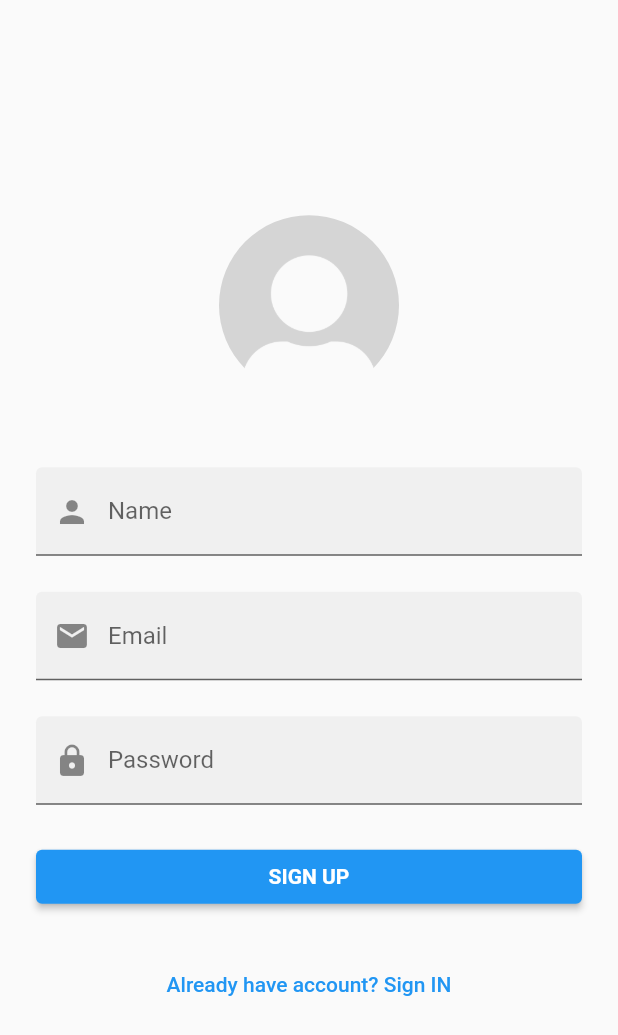
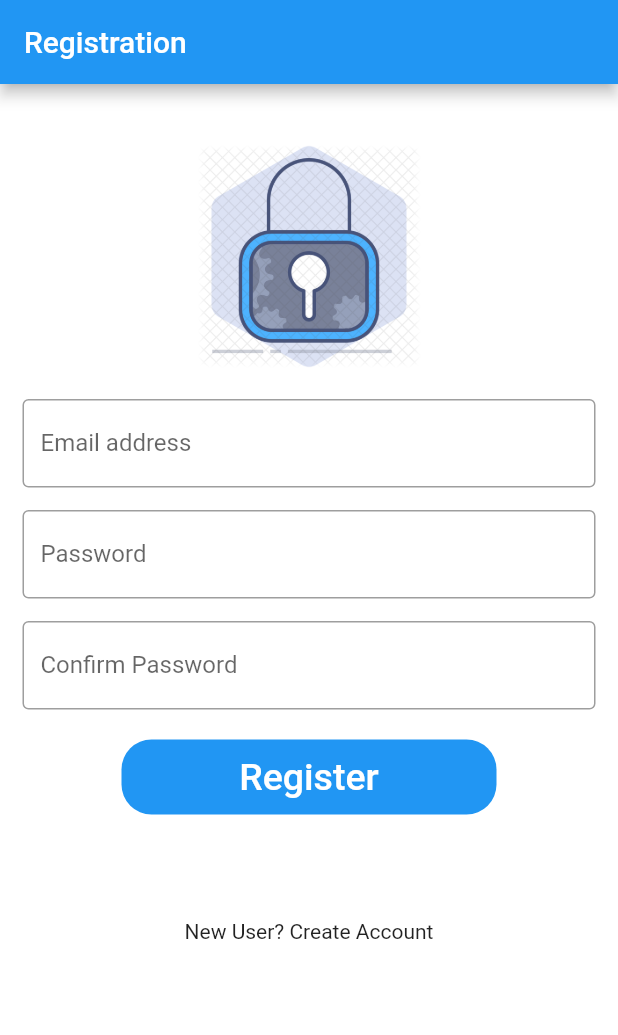
Before and after one commit to tanvir-ahmod/Project-Tracker, a Flutter app: the SignUpUI screen opened directly, on a phone screen of 412 x 824 dp. Shown: the top 1035 px of the screen. Run offline on Flutter 3.47's test engine with Material 2 defaults, Android fonts, the phone set to English and light mode, and no system bars; our stand-ins replace get, sqflite; accounts and stored records are empty.

Commit message:
Integrate registration API

```diff
--- a/lib/controller/auth_controller.dart
+++ b/lib/controller/auth_controller.dart
@@ -1,6 +1,8 @@
 import 'package:flutterapp/data/model/request/login_request.dart';
+import 'package:flutterapp/data/model/request/registration_request.dart';
 import 'package:flutterapp/data/repositories/auth/auth_repository.dart';
 import 'package:flutterapp/data/repositories/auth/auth_repository_impl.dart';
+import 'package:flutterapp/helpers/Constants.dart';
 import 'package:get/get.dart';
 
 class AuthController extends GetxController {
@@ -17,4 +19,15 @@ class AuthController extends GetxController {
 
     return loginResponse.token.isNotEmpty;
   }
+
+  Future<bool> register(String email, String password, String confirmPassword) async {
+    isLoading.value = true;
+    var loginResponse = await authRepository
+        .register(RegistrationRequest(email: email, password: password, confirmPassword: confirmPassword));
+    isLoading.value = false;
+    Get.snackbar("Authentication", loginResponse.responseMessage,
+        snackPosition: SnackPosition.BOTTOM);
+
+    return loginResponse.responseCode == Constants.RESPONSE_OK;
+  }
 }
--- /dev/null
+++ b/lib/data/model/request/registration_request.dart
@@ -0,0 +1,31 @@
+import 'dart:convert';
+
+class RegistrationRequest {
+  RegistrationRequest({
+    required this.email,
+    required this.password,
+    required this.confirmPassword,
+  });
+
+  String email;
+  String password;
+  String confirmPassword;
+
+  factory RegistrationRequest.fromRawJson(String str) =>
+      RegistrationRequest.fromJson(json.decode(str));
+
+  String toRawJson() => json.encode(toJson());
+
+  factory RegistrationRequest.fromJson(Map<String, dynamic> json) =>
+      RegistrationRequest(
+        email: json["email"],
+        password: json["password"],
+        confirmPassword: json["confirm_password"],
+      );
+
+  Map<String, dynamic> toJson() => {
+        "email": email,
+        "password": password,
+        "confirm_password": confirmPassword,
+      };
+}
--- a/lib/data/repositories/auth/auth_repository.dart
+++ b/lib/data/repositories/auth/auth_repository.dart
@@ -1,6 +1,11 @@
 import 'package:flutterapp/data/model/request/login_request.dart';
+import 'package:flutterapp/data/model/request/registration_request.dart';
 import 'package:flutterapp/data/model/response/login_response.dart';
+import 'package:flutterapp/data/model/response/registration_response.dart';
 
 abstract class AuthRepository {
   Future<LoginResponse> login(LoginRequest loginRequest);
+
+  Future<RegistrationResponse> register(
+      RegistrationRequest registrationRequest);
 }
--- a/lib/data/repositories/auth/auth_repository_impl.dart
+++ b/lib/data/repositories/auth/auth_repository_impl.dart
@@ -1,5 +1,7 @@
 import 'package:flutterapp/data/model/request/login_request.dart';
+import 'package:flutterapp/data/model/request/registration_request.dart';
 import 'package:flutterapp/data/model/response/login_response.dart';
+import 'package:flutterapp/data/model/response/registration_response.dart';
 import 'package:flutterapp/data/repositories/auth/auth_repository.dart';
 import 'package:flutterapp/network/ApiService.dart';
 
@@ -8,4 +10,10 @@ class AuthRepositoryImpl extends AuthRepository {
   Future<LoginResponse> login(LoginRequest loginRequest) async {
     return await ApiService.login(loginRequest);
   }
+
+  @override
+  Future<RegistrationResponse> register(
+      RegistrationRequest registrationRequest) async {
+    return await ApiService.register(registrationRequest);
+  }
 }
--- /dev/null
+++ b/lib/helpers/Constants.dart
@@ -0,0 +1,3 @@
+abstract class Constants{
+  static const int RESPONSE_OK = 200;
+}
--- a/lib/ui/sign_up_ui.dart
+++ b/lib/ui/sign_up_ui.dart
@@ -1,81 +1,146 @@
 import 'package:flutter/material.dart';
 import 'package:flutter/services.dart';
-import 'package:flutterapp/components/form_input_field_with_icon.dart';
-import 'package:flutterapp/components/form_vertical_spacing.dart';
-import 'package:flutterapp/components/label_button.dart';
-import 'package:flutterapp/components/logo_graphic_header.dart';
-import 'package:flutterapp/components/primary_button.dart';
-import 'package:flutterapp/helpers/validator.dart';
+import 'package:flutterapp/controller/auth_controller.dart';
 import 'package:flutterapp/ui/LoginScreen.dart';
 import 'package:get/get.dart';
 
+import 'home_page.dart';
+
 class SignUpUI extends StatelessWidget {
-  final GlobalKey<FormState> _formKey = GlobalKey<FormState>();
-  TextEditingController emailController = TextEditingController();
+  final AuthController authController = Get.put(AuthController());
+  final GlobalKey<FormState> _form = GlobalKey<FormState>();
+  final TextEditingController _email = TextEditingController();
+  final TextEditingController _pass = TextEditingController();
+  final TextEditingController _confirmPass = TextEditingController();
 
   Widget build(BuildContext context) {
+    return Obx(() {
       return Scaffold(
-      body: Form(
-        key: _formKey,
-        child: Padding(
-          padding: const EdgeInsets.symmetric(horizontal: 24.0),
+          backgroundColor: Colors.white,
+          appBar: AppBar(
+            title: Text("Registration"),
+          ),
+          body: SingleChildScrollView(
+            child: Column(
+              children: <Widget>[
+                Padding(
+                  padding: const EdgeInsets.only(top: 40.0),
                   child: Center(
-            child: SingleChildScrollView(
+                    child: Container(
+                        width: 200,
+                        height: 150,
+                        child: Image.asset('assets/images/password_setup.png')),
+                  ),
+                ),
+                SizedBox(
+                  height: 20,
+                ),
+                Form(
+                  key: _form,
                   child: Column(
-                mainAxisAlignment: MainAxisAlignment.center,
-                crossAxisAlignment: CrossAxisAlignment.stretch,
-                children: <Widget>[
-                  LogoGraphicHeader(),
-                  SizedBox(height: 48.0),
-                  FormInputFieldWithIcon(
-                    controller: emailController,
-                    iconPrefix: Icons.person,
-                    labelText: 'Name',
-                    validator: Validator().name,
-                    onChanged: (value) => null,
-                    onSaved: (value) => {},
+                    children: [
+                      Padding(
+                        //padding: const EdgeInsets.only(left:15.0,right: 15.0,top:0,bottom: 0),
+                        padding: EdgeInsets.symmetric(horizontal: 15),
+                        child: TextFormField(
+                          controller: _email,
+                          textInputAction: TextInputAction.next,
+                          validator: (val) {
+                            if (val != null && val.isEmpty)
+                              return 'Field can not be empty';
+                            return null;
+                          },
+                          decoration: InputDecoration(
+                              border: OutlineInputBorder(),
+                              labelText: 'Email address',
+                              hintText: 'Enter email address'),
                         ),
-                  FormVerticalSpace(),
-                  FormInputFieldWithIcon(
-                    controller: emailController,
-                    iconPrefix: Icons.email,
-                    labelText: 'Email',
-                    validator: Validator().email,
-                    keyboardType: TextInputType.emailAddress,
-                    onChanged: (value) => null,
-                    onSaved: (value) => {},
                       ),
-                  FormVerticalSpace(),
-                  FormInputFieldWithIcon(
-                    controller: emailController,
-                    iconPrefix: Icons.lock,
+                      Padding(
+                        padding: const EdgeInsets.only(
+                            left: 15.0, right: 15.0, top: 15, bottom: 0),
+                        //padding: EdgeInsets.symmetric(horizontal: 15),
+                        child: TextFormField(
+                          controller: _pass,
+                          obscureText: true,
+                          textInputAction: TextInputAction.next,
+                          validator: (val) {
+                            if (val != null && val.isEmpty)
+                              return 'Field can not be empty';
+                            return null;
+                          },
+                          decoration: InputDecoration(
+                              border: OutlineInputBorder(),
                               labelText: 'Password',
-                    validator: Validator().password,
+                              hintText: 'Enter password'),
+                        ),
+                      ),
+                      Padding(
+                        padding: const EdgeInsets.only(
+                            left: 15.0, right: 15.0, top: 15, bottom: 0),
+                        //padding: EdgeInsets.symmetric(horizontal: 15),
+                        child: TextFormField(
+                          controller: _confirmPass,
                           obscureText: true,
-                    onChanged: (value) => null,
-                    onSaved: (value) => {},
-                    maxLines: 1,
+                          textInputAction: TextInputAction.done,
+                          validator: (val) {
+                            if (val!.isEmpty) return 'Field can not be empty';
+                            if (val != _pass.text)
+                              return 'Password does not match';
+                            return null;
+                          },
+                          decoration: InputDecoration(
+                              border: OutlineInputBorder(),
+                              labelText: 'Confirm Password',
+                              hintText: 'Enter password again'),
                         ),
-                  FormVerticalSpace(),
-                  PrimaryButton(
-                      labelText: 'Sign Up',
-                      onPressed: () async {
-                        if (_formKey.currentState!.validate()) {
-                          SystemChannels.textInput.invokeMethod(
-                              'TextInput.hide'); //to hide the keyboard - if any
-                        }
-                      }),
-                  FormVerticalSpace(),
-                  LabelButton(
-                    labelText: 'Already have account? Sign IN',
-                    onPressed: () => Get.offAll(() => LoginScreen()),
                       ),
                     ],
                   ),
                 ),
+                SizedBox(
+                  height: 20,
+                ),
+                Container(
+                  height: 50,
+                  width: 250,
+                  decoration: BoxDecoration(
+                      color: Colors.blue,
+                      borderRadius: BorderRadius.circular(20)),
+                  child: TextButton(
+                    onPressed: () async {
+                      if (_form.currentState!.validate()) {
+                        var isRegistered = await authController.register(
+                            _email.text, _pass.text, _confirmPass.text);
+                        if (isRegistered) {
+                          Get.offAll(() => LoginScreen());
+                        }
+                      }
+                    },
+                    child: Text(
+                      'Register',
+                      style: TextStyle(color: Colors.white, fontSize: 25),
                     ),
                   ),
                 ),
-    );
+                SizedBox(
+                  height: 20,
+                ),
+                if (authController.isLoading.value)
+                  Center(
+                    child: CircularProgressIndicator(),
+                  ),
+                SizedBox(
+                  height: 50,
+                ),
+                InkWell(
+                    onTap: () {
+                      Get.offAll(() => SignUpUI());
+                    },
+                    child: Text('New User? Create Account'))
+              ],
+            ),
+          ));
+    });
   }
 }
```
Also changed, not shown: lib/data/model/response/registration_response.dart (added, +28 -0 lines), lib/network/ApiService.dart (+19 -1 lines). Lines whose indentation alone changed are shown as unchanged.
